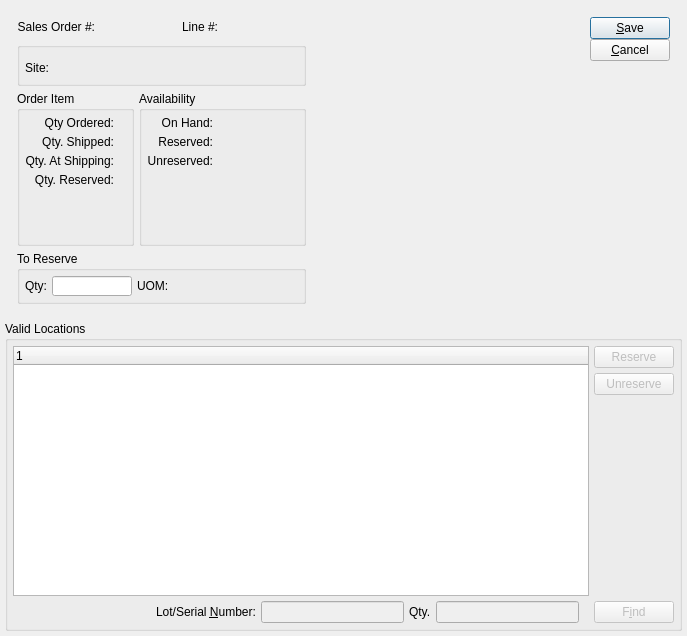
Qt form guiclient/reserveSalesOrderItem.ui (Pegasus-RPG/xtuple-client) before a commit.
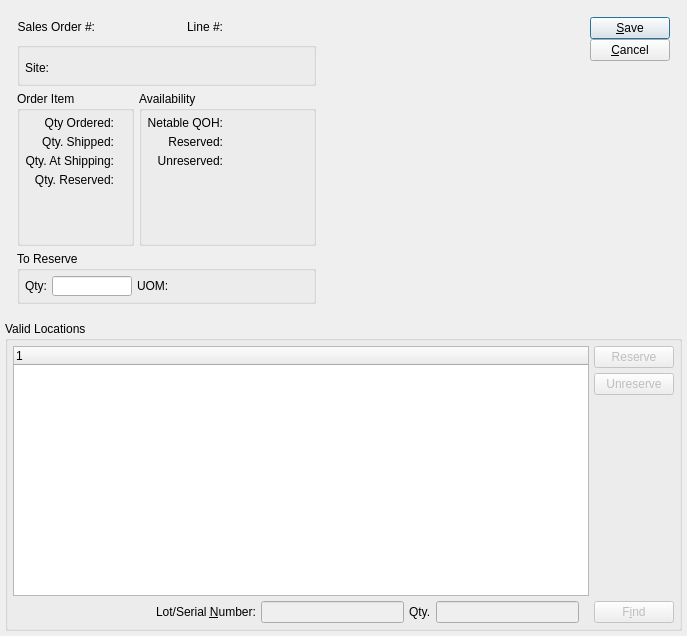
The same form after that commit. Custom widgets are drawn as their Qt base class.

Patch:
```diff
--- a/guiclient/reserveSalesOrderItem.ui
+++ b/guiclient/reserveSalesOrderItem.ui
@@ -291,7 +291,7 @@
               <item row="0" column="0">
                <widget class="QLabel" name="_onHandLit">
                 <property name="text">
-                 <string>On Hand:</string>
+                 <string>Netable QOH:</string>
                 </property>
                 <property name="alignment">
                  <set>Qt::AlignRight|Qt::AlignTrailing|Qt::AlignVCenter</set>
```
